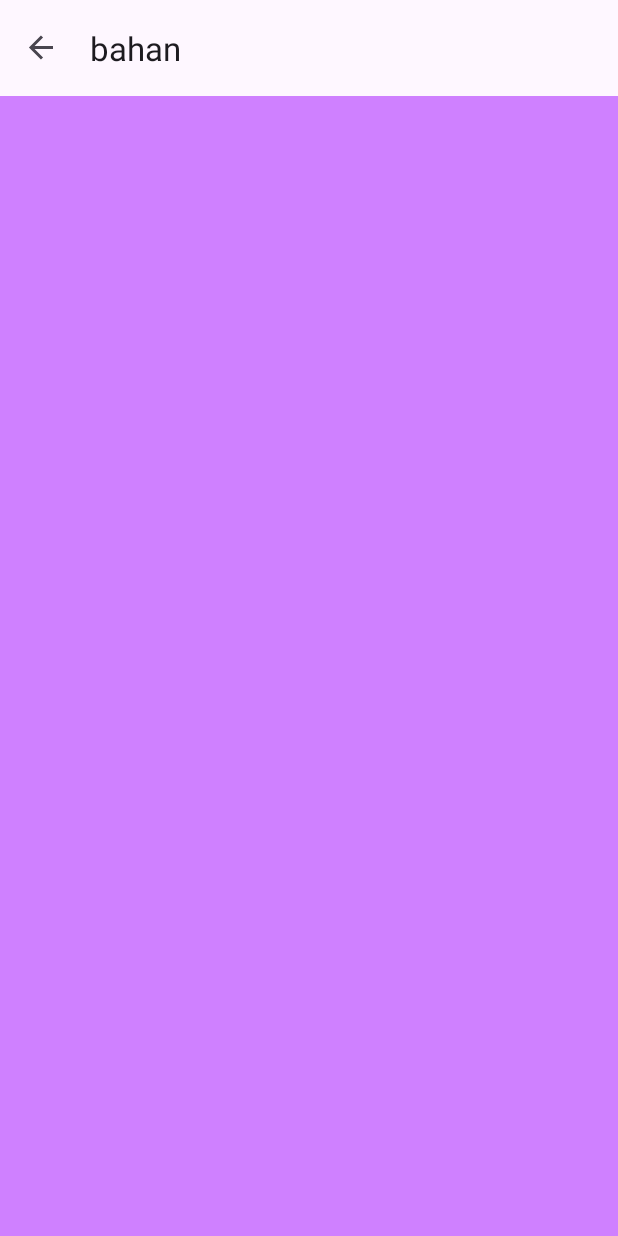
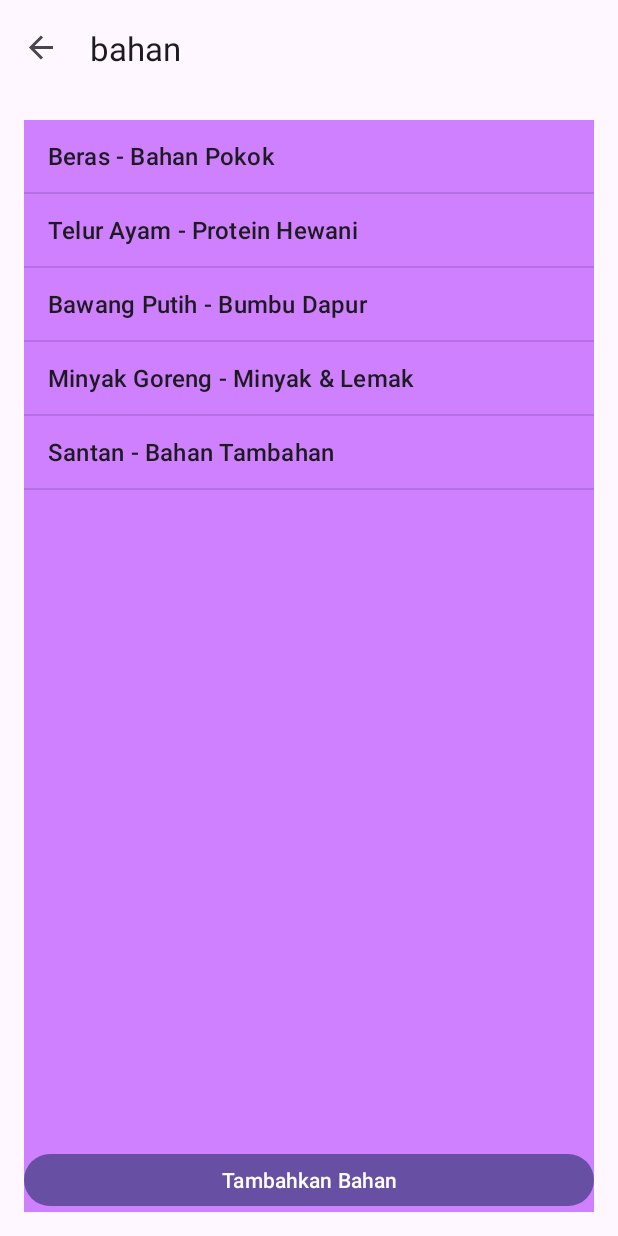
Before and after one commit to Kyrozu/myNavigation, an Android app: the BahanFragment screen opened through its navigation route, in the side drawer, after a tap on "Bahan", on a phone screen of 412 x 824 dp. Run offline under Robolectric (Android 15) with nearby library versions, the phone set to English and light mode, and no system bars; our stand-ins replace navigation-ui.

Commit message:
2 + 3. view + add + delete + update

```diff
--- a/app/src/main/java/ky/paba/mynavigation/BahanFragment.kt
+++ b/app/src/main/java/ky/paba/mynavigation/BahanFragment.kt
@@ -1,15 +1,27 @@
 package ky.paba.mynavigation
 
+import android.annotation.SuppressLint
 import android.os.Bundle
+import android.view.GestureDetector
 import androidx.fragment.app.Fragment
 import android.view.LayoutInflater
+import android.view.MotionEvent
 import android.view.View
 import android.view.ViewGroup
+import android.widget.ArrayAdapter
+import android.widget.Button
+import android.widget.EditText
+import android.widget.LinearLayout
+import android.widget.ListView
+import android.widget.TextView
+import android.widget.Toast
+import androidx.appcompat.app.AlertDialog
 
 // TODO: Rename parameter arguments, choose names that match
 // the fragment initialization parameters, e.g. ARG_ITEM_NUMBER
 private const val ARG_PARAM1 = "param1"
 private const val ARG_PARAM2 = "param2"
+
 
 /**
  * A simple [Fragment] subclass.
@@ -21,6 +33,8 @@ class BahanFragment : Fragment() {
     private var param1: String? = null
     private var param2: String? = null
 
+    var itemBahan = mutableListOf<String>()
+
     override fun onCreate(savedInstanceState: Bundle?) {
         super.onCreate(savedInstanceState)
         arguments?.let {
@@ -28,6 +42,161 @@ class BahanFragment : Fragment() {
             param2 = it.getString(ARG_PARAM2)
         }
     }
+
+    @SuppressLint("ClickableViewAccessibility")
+    override fun onViewCreated(view: View, savedInstanceState: Bundle?) {
+        super.onViewCreated(view, savedInstanceState)
+
+        itemBahan.addAll(
+            listOf(
+                "Beras - Bahan Pokok",
+                "Telur Ayam - Protein Hewani",
+                "Bawang Putih - Bumbu Dapur",
+                "Minyak Goreng - Minyak & Lemak",
+                "Santan - Bahan Tambahan"
+            )
+        )
+
+        val lvAdapter =
+            ArrayAdapter(requireContext(), android.R.layout.simple_list_item_1, itemBahan)
+
+        val _lv1 = view.findViewById<ListView>(R.id.bahan)
+        _lv1.adapter = lvAdapter
+
+        val _btnTambah = view.findViewById<Button>(R.id.btnTambah)
+        _btnTambah.setOnClickListener {
+            showUpdateDialog(
+                null,  // berarti item baru
+                null,
+                itemBahan,
+                lvAdapter
+            )
+            lvAdapter.notifyDataSetChanged()
+        }
+
+        _lv1.setOnItemClickListener { parent, view, position, id ->
+            Toast.makeText(
+                requireContext(),
+                itemBahan[position],
+                Toast.LENGTH_SHORT
+            ).show()
+        }
+
+        val gestureDetector = GestureDetector(
+            requireContext(),
+            object : GestureDetector.SimpleOnGestureListener() {
+                override fun onDoubleTap(e: MotionEvent): Boolean {
+                    val position = _lv1.pointToPosition(e.x.toInt(), e.y.toInt())
+                    if (position != ListView.INVALID_POSITION) {
+                        val selectedItem = itemBahan[position]
+                        showActionDialog(position, selectedItem, itemBahan, lvAdapter)
+                    }
+                    return true
+                }
+            })
+
+        _lv1.setOnTouchListener { _, event ->
+            gestureDetector.onTouchEvent(event)
+            false
+        }
+
+    }
+
+    private fun showActionDialog(
+        position: Int,
+        selectedItem: String,
+        data: MutableList<String>,
+        adapter: ArrayAdapter<String>
+    ) {
+        val builder = AlertDialog.Builder(requireContext())
+        builder.setTitle("$selectedItem")
+        builder.setMessage("Pilih tindakan yang ingin dilakukan:")
+
+        builder.setPositiveButton("Update") { _, _ ->
+            //untuk Update
+            showUpdateDialog(position, selectedItem, data, adapter)
+        }
+
+        builder.setNegativeButton("Hapus") { _, _ ->
+            data.removeAt(position)
+            adapter.notifyDataSetChanged()
+            Toast.makeText(
+                requireContext(),
+                "Hapus Item $selectedItem",
+                Toast.LENGTH_SHORT
+            ).show()
+        }
+
+        builder.setNeutralButton("Batal") { dialog, _ ->
+            dialog.dismiss()
+        }
+
+        builder.create().show()
+    }
+
+    private fun showUpdateDialog(
+        position: Int? = null,          // null berarti item baru
+        oldValue: String? = null,
+        data: MutableList<String>,
+        adapter: ArrayAdapter<String>
+    ) {
+        val builder = AlertDialog.Builder(requireContext())
+        builder.setTitle(if (oldValue != null) "Update Data" else "Tambah Data")
+
+        val layout = LinearLayout(requireContext())
+        layout.orientation = LinearLayout.VERTICAL
+        layout.setPadding(50, 40, 50, 10)
+
+        // TextView untuk data lama
+        oldValue?.let {
+            val tvOld = TextView(requireContext())
+            tvOld.text = "Data Lama: $it"
+            tvOld.textSize = 16f
+            layout.addView(tvOld)
+        }
+
+        // Nama dan Kategori default
+        val (oldNama, oldKategori) = oldValue?.split(" - ") ?: listOf("", "")
+
+        val etNewNama = EditText(requireContext())
+        etNewNama.hint = "Masukan Nama"
+        etNewNama.setText(oldNama)
+
+        val etNewKategori = EditText(requireContext())
+        etNewKategori.hint = "Masukan Kategori"
+        etNewKategori.setText(oldKategori)
+
+        layout.addView(etNewNama)
+        layout.addView(etNewKategori)
+
+        builder.setView(layout)
+
+        builder.setPositiveButton("Simpan") { dialog, _ ->
+            val inputNama = etNewNama.text.toString().trim().ifEmpty { oldNama }
+            val inputKategori = etNewKategori.text.toString().trim().ifEmpty { oldKategori }
+
+            val newValue = "$inputNama - $inputKategori"
+
+            if (position != null) {
+                // update existing item
+                data[position] = newValue
+            } else {
+                // add new item
+                data.add(newValue)
+            }
+
+            adapter.notifyDataSetChanged()
+            Toast.makeText(requireContext(), "Data tersimpan: $newValue", Toast.LENGTH_SHORT).show()
+            dialog.dismiss()
+        }
+
+        builder.setNegativeButton("Batal") { dialog, _ ->
+            dialog.dismiss()
+        }
+
+        builder.create().show()
+    }
+
 
     override fun onCreateView(
         inflater: LayoutInflater, container: ViewGroup?,
--- a/app/src/main/res/layout/fragment_bahan.xml
+++ b/app/src/main/res/layout/fragment_bahan.xml
@@ -1,12 +1,26 @@
 <?xml version="1.0" encoding="utf-8"?>
-<FrameLayout xmlns:android="http://schemas.android.com/apk/res/android"
+<LinearLayout xmlns:android="http://schemas.android.com/apk/res/android"
     xmlns:tools="http://schemas.android.com/tools"
     android:layout_width="match_parent"
     android:layout_height="match_parent"
-    tools:context=".BahanFragment"
-    android:background="#CF80FF">
+    android:layout_margin="16dp"
+    android:background="#CF80FF"
+    android:orientation="vertical"
+    android:weightSum="10"
+    tools:context=".BahanFragment">
 
     <!-- TODO: Update blank fragment layout -->
+    <ListView
+        android:id="@+id/bahan"
+        android:layout_width="match_parent"
+        android:layout_height="match_parent"
+        android:layout_weight="9" />
 
+    <Button
+        android:id="@+id/btnTambah"
+        android:layout_width="match_parent"
+        android:layout_height="wrap_content"
+        android:layout_weight="1"
+        android:text="Tambahkan Bahan" />
 
-</FrameLayout>
+</LinearLayout>
```
